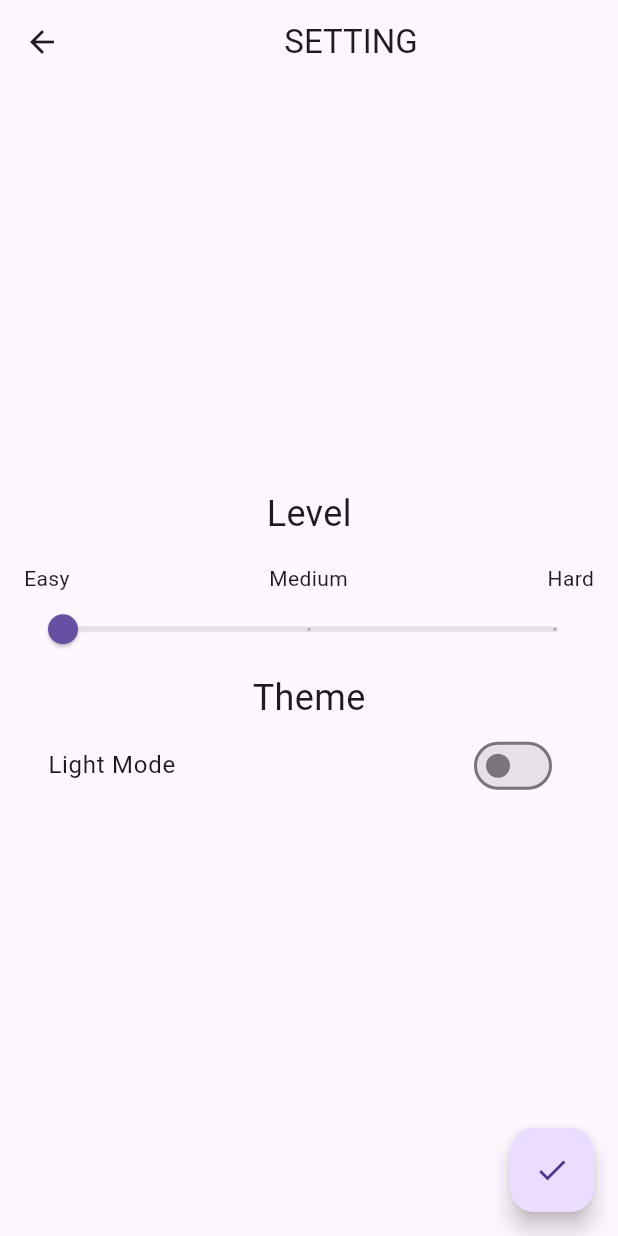
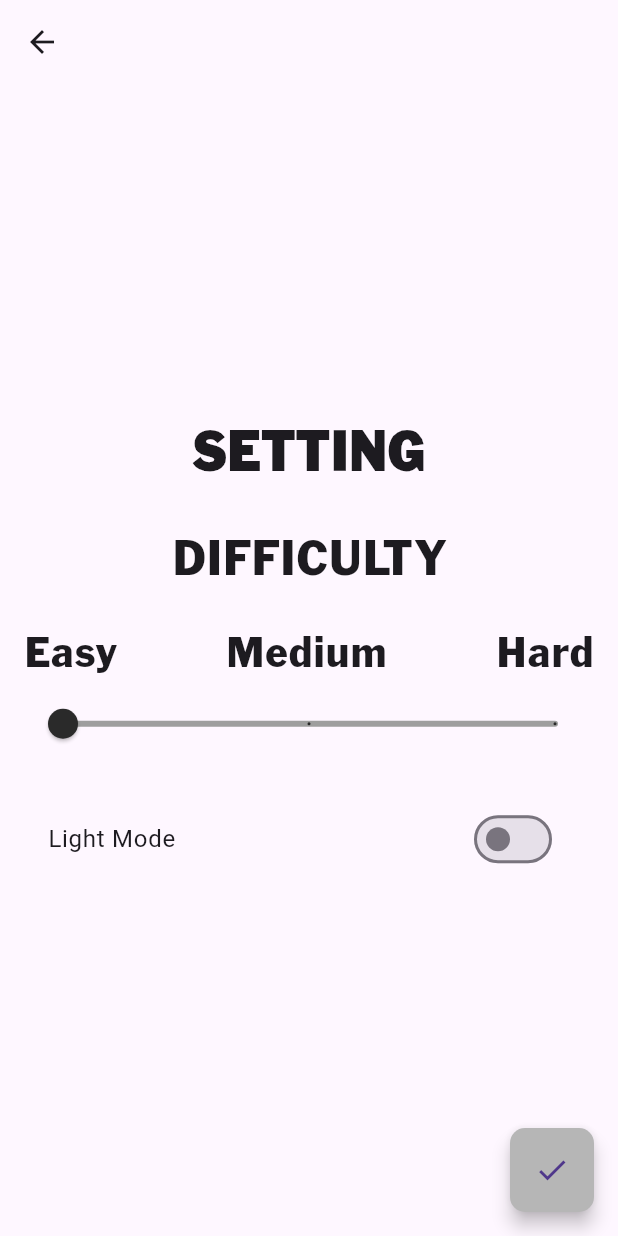
Before and after one commit to wennnn12/worldle_UAS_softdev, a Flutter app: the SettingPage screen opened by its route, on a phone screen of 412 x 824 dp. Run offline on Flutter 3.47's test engine with Material 3 defaults, Android fonts, the phone set to English and light mode, and no system bars; our stand-ins replace cloud_firestore, firebase_auth, firebase_core; accounts and stored records are empty.

Commit message:
Setting, History, Leaderboard Done

```diff
--- a/lib/setting.dart
+++ b/lib/setting.dart
@@ -30,7 +30,8 @@ class _SettingPageState extends State<SettingPage> {
   @override
   void initState() {
     super.initState();
-    _isDarkMode = widget.isGameStarted; // Initialize _isDarkMode with the game state
+    _isDarkMode =
+        widget.isGameStarted; // Initialize _isDarkMode with the game state
     _loadUserSettings();
   }
 
@@ -64,10 +65,12 @@ class _SettingPageState extends State<SettingPage> {
         .get();
     final words = wordList.docs.map((doc) => doc['word'] as String).toList();
     words.shuffle();
-    return words.isNotEmpty ? words.first : 'ERROR'; // Fallback word if list is empty
+    return words.isNotEmpty
+        ? words.first
+        : 'ERROR'; // Fallback word if list is empty
   }
 
-  @override
+   @override
   Widget build(BuildContext context) {
     return Scaffold(
       appBar: AppBar(
@@ -77,7 +80,7 @@ class _SettingPageState extends State<SettingPage> {
             Navigator.pop(context);
           },
         ),
-        title: Center(child: Text('SETTING')),
+        title: Center(),
         automaticallyImplyLeading: false,
       ),
       body: Center(
@@ -85,8 +88,21 @@ class _SettingPageState extends State<SettingPage> {
           mainAxisAlignment: MainAxisAlignment.center,
           children: [
             Text(
-              'Level',
-              style: TextStyle(fontSize: 24),
+              'SETTING',
+              style: TextStyle(
+                fontFamily: 'FranklinGothic',
+                fontWeight: FontWeight.bold,
+                fontSize: 38,
+              ),
+            ),
+
+            SizedBox(height: 20),
+            Text(
+              'DIFFICULTY',
+              style: TextStyle(
+                fontSize: 34,
+                fontFamily: 'FranklinGothic',
+              ),
             ),
             Padding(
               padding: const EdgeInsets.all(16.0),
@@ -95,9 +111,27 @@ class _SettingPageState extends State<SettingPage> {
                   Row(
                     mainAxisAlignment: MainAxisAlignment.spaceBetween,
                     children: [
-                      Text('Easy'),
-                      Text('Medium'),
-                      Text('Hard'),
+                      Text(
+                        'Easy',
+                        style: TextStyle(
+                          fontFamily: 'FranklinGothic',
+                          fontSize: 30,
+                        ),
+                      ),
+                      Text(
+                        'Medium',
+                        style: TextStyle(
+                          fontFamily: 'FranklinGothic',
+                          fontSize: 30,
+                        ),
+                      ),
+                      Text(
+                        'Hard',
+                        style: TextStyle(
+                          fontFamily: 'FranklinGothic',
+                          fontSize: 30,
+                        ),
+                      ),
                     ],
                   ),
                   Slider(
@@ -111,26 +145,23 @@ class _SettingPageState extends State<SettingPage> {
                         : (double value) {
                             setState(() {
                               _difficultyLevel = value.round();
-                              _saveUserSettings(); // Save settings on change
+                              _saveUserSettings();
                             });
                           },
+                    activeColor: Color.fromARGB(255, 42, 42, 42), // Custom color
+                    inactiveColor: Colors.grey, // Custom color
                   ),
-                  SizedBox(height: 5),
-                  Text(
-                    'Theme',
-                    style: TextStyle(fontSize: 24),
-                  ),
+                  SizedBox(height: 25),
                   SwitchListTile(
                     title: Text(_isDarkMode ? 'Night Mode' : 'Light Mode'),
                     value: _isDarkMode,
                     onChanged: widget.isGameStarted
                         ? null
                         : (bool value) {
-                            // Disable if the game has started
                             setState(() {
                               _isDarkMode = value;
                               widget.toggleTheme(_isDarkMode);
-                              _saveUserSettings(); // Save settings on change
+                              _saveUserSettings();
                             });
                           },
                   ),
@@ -143,8 +174,8 @@ class _SettingPageState extends State<SettingPage> {
       floatingActionButton: FloatingActionButton(
         onPressed: () async {
           if (!widget.hasGuessed) {
-            // Refresh the word if no guess has been made
-            String newWord = await _fetchRandomWord(_getDifficultyText().toLowerCase());
+            String newWord =
+                await _fetchRandomWord(_getDifficultyText().toLowerCase());
             Navigator.pushReplacement(
               context,
               MaterialPageRoute(
@@ -179,10 +210,15 @@ class _SettingPageState extends State<SettingPage> {
               ),
             );
           } else {
-            Navigator.pop(context); // Just go back to the game
+            Navigator.pop(context);
           }
         },
         child: Icon(Icons.check),
+        backgroundColor: Color.fromARGB(255, 182, 182, 182), // Custom color
+        shape: RoundedRectangleBorder(
+          borderRadius: BorderRadius.circular(10), // Custom shape
+        ),
+        elevation: 5,
       ),
     );
   }
```
Also changed, not shown: lib/history.dart (+34 -13 lines), lib/leaderboard.dart (+40 -6 lines).
